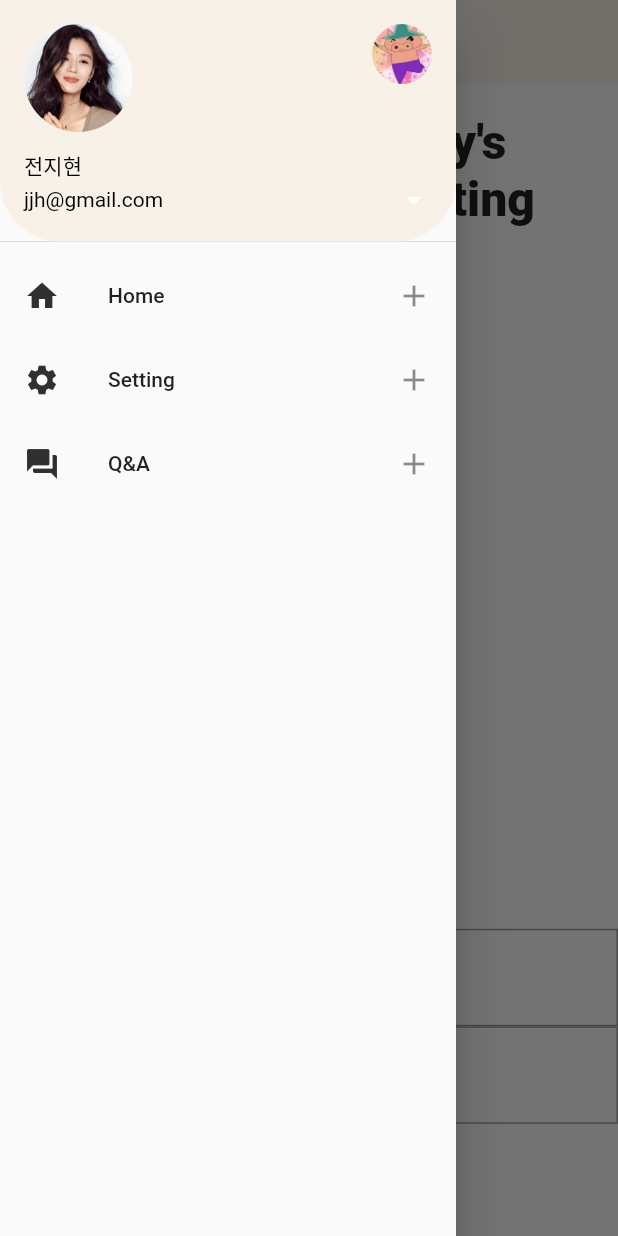
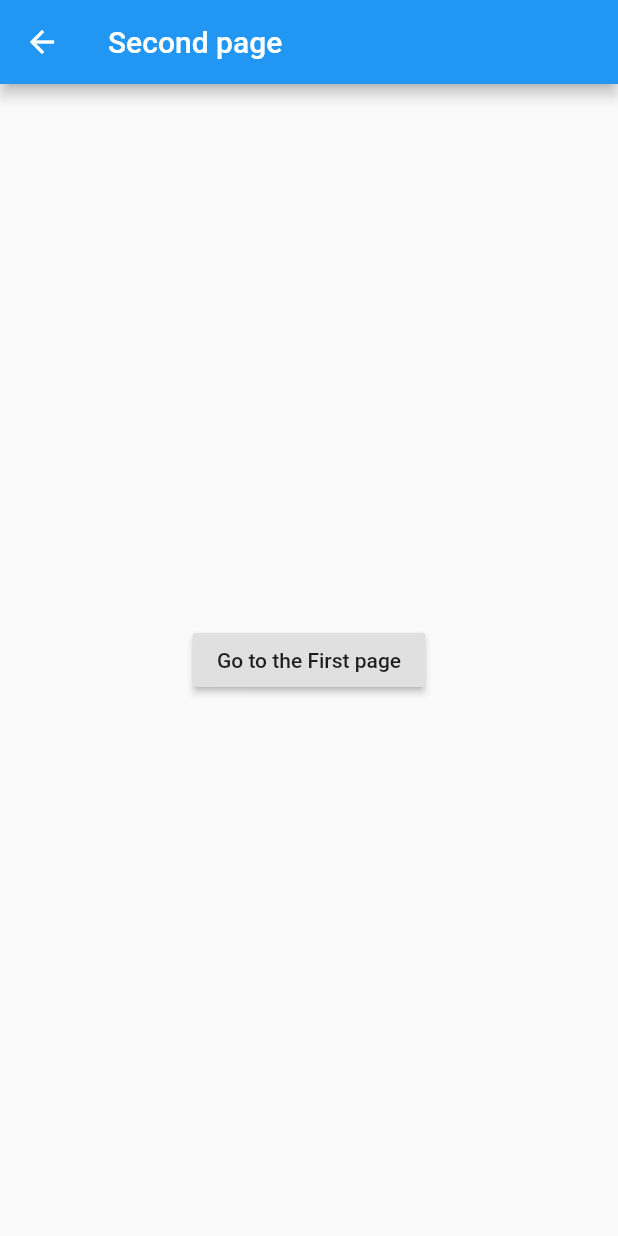
Before and after one commit to MiKyung2/flutter_practice, a Flutter app: the screen it shows after launch, in the side drawer, after a tap on "Home", on a phone screen of 412 x 824 dp. Run offline on Flutter 3.47's test engine with Material 2 defaults, Android fonts, the phone set to English and light mode, and no system bars; Roboto replaces fonts that are missing (RobotoSlab).

Commit message:
페이지 이동 추가

```diff
--- a/lib/main.dart
+++ b/lib/main.dart
@@ -1,6 +1,8 @@
 import 'package:flutter/cupertino.dart';
 import 'package:flutter/material.dart';
 import 'package:flutter/painting.dart';
+
+import 'second_page.dart';
 
 void main() => runApp(MyApp());
 
@@ -120,6 +122,9 @@ class Mayple extends StatelessWidget {
             ),
             title: Text('Home'),
             onTap: () {
+              Navigator.push(context, MaterialPageRoute(
+                builder: (context) => SecondPage()
+              ));
               print('Home is cliked');
             },
             trailing: Icon(Icons.add),
@@ -147,7 +152,7 @@ class Mayple extends StatelessWidget {
         return Column(
           children: [
             Expanded(
-              flex: 9,
+              flex: 2,
               child:  Padding(
                   padding: EdgeInsets.all(commonPadding),
                   child: Column(
@@ -161,20 +166,25 @@ class Mayple extends StatelessWidget {
                       GestureDetector(
                         onTap: () {
                           Scaffold.of(ctx).showSnackBar(SnackBar(content: Text("Hello")));
-                        }, // handle your image tap here
-                        child: Image.asset(
-                          'assets/jjh.jpg',
-                          fit: BoxFit.cover, // this is the solution for border
-                          width: 110.0,
-                          height: 110.0,
-                        ),
+                        },
+                        child:
+                          ColorFiltered(
+                            colorFilter: ColorFilter.mode(Color(0xFFF7F1E8), BlendMode.darken),
+                            child: Image.asset(
+                              'assets/jjh.jpg',
+                            ),
+                          ),
+                        // Image.asset(
+                        //   'assets/jjh.jpg',
+                        //   fit: BoxFix.,
+                        // ),
                       )
                     ],
                   ),
                 )
             ),
             Expanded(
-              flex: 6,
+              flex: 1,
               child: Column(
                 children: [
                   Expanded(
--- /dev/null
+++ b/lib/second_page.dart
@@ -0,0 +1,22 @@
+import 'package:flutter/material.dart';
+
+class SecondPage extends StatelessWidget {
+  const SecondPage({ Key? key }) : super(key: key);
+
+  @override
+  Widget build(BuildContext context) {
+    return Scaffold(
+      appBar: AppBar(
+        title: Text("Second page"),
+      ),
+      body: Center(
+        child: RaisedButton(
+          child: Text("Go to the First page"),
+          onPressed: () {
+            Navigator.pop(context);
+          },
+        )
+      ),
+    );
+  }
+}
```
